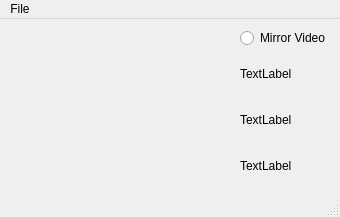
Old version of the form Final_Project.ui in the repository hansenc101/SANE_Final_Project.
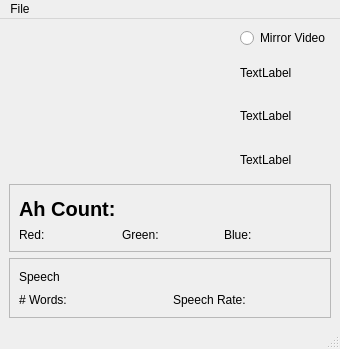
New version of the form.

Commit message: Implement FER, Speech Recognition, and Flask Web Server functionality

What changed in the file:
```diff
--- a/Final_Project.ui
+++ b/Final_Project.ui
@@ -7,7 +7,7 @@
     <x>0</x>
     <y>0</y>
     <width>340</width>
-    <height>217</height>
+    <height>349</height>
    </rect>
   </property>
   <property name="windowTitle">
@@ -18,6 +18,41 @@
   </property>
   <widget class="QWidget" name="centralwidget">
    <layout class="QGridLayout" name="gridLayout">
+    <item row="0" column="1">
+     <layout class="QVBoxLayout" name="verticalLayout">
+      <item>
+       <widget class="QRadioButton" name="mirrorToggle">
+        <property name="text">
+         <string>Mirror Video</string>
+        </property>
+        <property name="checked">
+         <bool>false</bool>
+        </property>
+       </widget>
+      </item>
+      <item>
+       <widget class="QLabel" name="emotionTypeLabel">
+        <property name="text">
+         <string>TextLabel</string>
+        </property>
+       </widget>
+      </item>
+      <item>
+       <widget class="QLabel" name="emotionMagLabel">
+        <property name="text">
+         <string>TextLabel</string>
+        </property>
+       </widget>
+      </item>
+      <item>
+       <widget class="QLabel" name="outputFPS">
+        <property name="text">
+         <string>TextLabel</string>
+        </property>
+       </widget>
+      </item>
+     </layout>
+    </item>
     <item row="0" column="0">
      <widget class="QLabel" name="lblOutput">
       <property name="enabled">
@@ -65,40 +100,106 @@
       </property>
      </widget>
     </item>
-    <item row="0" column="1">
-     <layout class="QVBoxLayout" name="verticalLayout">
-      <item>
-       <widget class="QRadioButton" name="mirrorToggle">
+    <item row="1" column="0" rowspan="2" colspan="2">
+     <widget class="QFrame" name="frame">
+      <property name="minimumSize">
+       <size>
+        <width>0</width>
+        <height>60</height>
+       </size>
+      </property>
+      <property name="frameShape">
+       <enum>QFrame::StyledPanel</enum>
+      </property>
+      <property name="frameShadow">
+       <enum>QFrame::Raised</enum>
+      </property>
+      <layout class="QGridLayout" name="gridLayout_3">
+       <item row="1" column="1">
+        <widget class="QLabel" name="greenMagLabel">
         <property name="text">
-         <string>Mirror Video</string>
-        </property>
-        <property name="checked">
-         <bool>false</bool>
+          <string>Green:</string>
+         </property>
+        </widget>
+       </item>
+       <item row="1" column="2">
+        <widget class="QLabel" name="blueMagLabel">
+         <property name="text">
+          <string>Blue:</string>
         </property>
        </widget>
       </item>
-      <item>
-       <widget class="QLabel" name="emotionTypeLabel">
+       <item row="1" column="0">
+        <widget class="QLabel" name="redMagLabel">
         <property name="text">
-         <string>TextLabel</string>
+          <string>Red:</string>
         </property>
        </widget>
       </item>
-      <item>
-       <widget class="QLabel" name="emotionMagLabel">
+       <item row="0" column="0" colspan="3">
+        <widget class="QLabel" name="ahCountLabel">
+         <property name="minimumSize">
+          <size>
+           <width>0</width>
+           <height>30</height>
+          </size>
+         </property>
+         <property name="font">
+          <font>
+           <pointsize>15</pointsize>
+           <weight>75</weight>
+           <bold>true</bold>
+          </font>
+         </property>
+         <property name="frameShape">
+          <enum>QFrame::NoFrame</enum>
+         </property>
         <property name="text">
-         <string>TextLabel</string>
+          <string>Ah Count: </string>
         </property>
        </widget>
       </item>
-      <item>
-       <widget class="QLabel" name="outputFPS">
+      </layout>
+     </widget>
+    </item>
+    <item row="3" column="0" colspan="2">
+     <widget class="QFrame" name="frame_2">
+      <property name="minimumSize">
+       <size>
+        <width>0</width>
+        <height>60</height>
+       </size>
+      </property>
+      <property name="frameShape">
+       <enum>QFrame::StyledPanel</enum>
+      </property>
+      <property name="frameShadow">
+       <enum>QFrame::Raised</enum>
+      </property>
+      <layout class="QGridLayout" name="gridLayout_2">
+       <item row="1" column="0">
+        <widget class="QLabel" name="numWordsLabel">
         <property name="text">
-         <string>TextLabel</string>
+          <string># Words: </string>
         </property>
        </widget>
       </item>
-     </layout>
+       <item row="0" column="0" colspan="2">
+        <widget class="QLabel" name="speechOutputLabel">
+         <property name="text">
+          <string>Speech</string>
+         </property>
+        </widget>
+       </item>
+       <item row="1" column="1">
+        <widget class="QLabel" name="speechRateLabel">
+         <property name="text">
+          <string>Speech Rate: </string>
+         </property>
+        </widget>
+       </item>
+      </layout>
+     </widget>
     </item>
    </layout>
   </widget>
```
Lines whose indentation alone changed are shown as unchanged. The commit also changes 1 other file.
